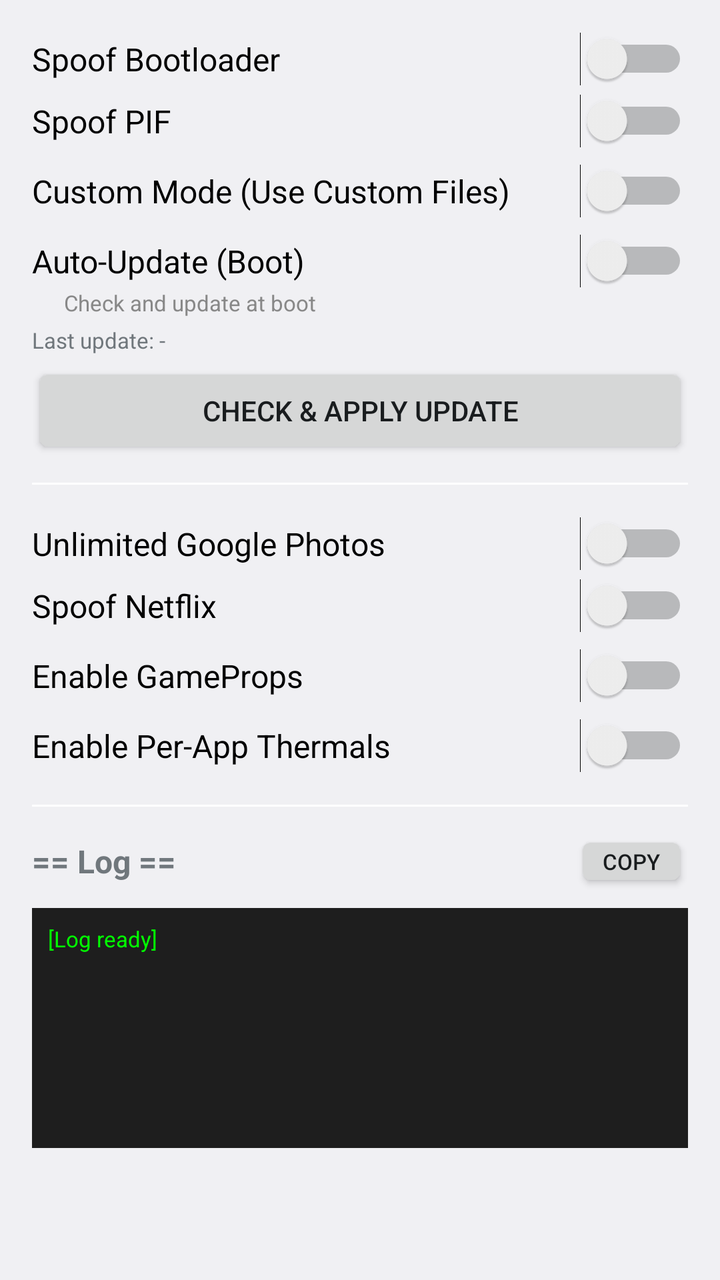
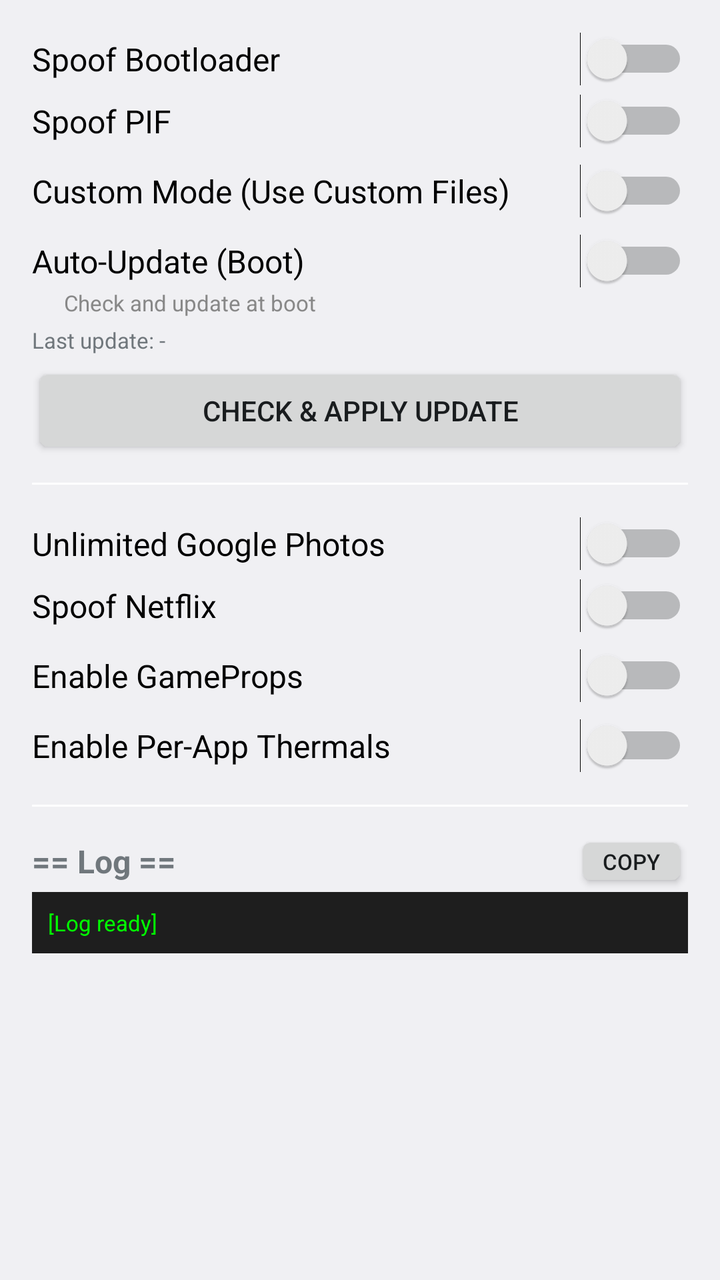

An Android layout rendered at two revisions. The XML below is the earlier revision; the diff shows what the commit changed to produce the second picture.
<!-- AndroidManifest.xml: application theme android:Theme.DeviceDefault.Settings -->
<!-- res/layout/activity_main.xml -->
<?xml version="1.0" encoding="utf-8"?>
<LinearLayout xmlns:android="http://schemas.android.com/apk/res/android"
    android:layout_width="match_parent"
    android:layout_height="match_parent"
    android:orientation="vertical"
    android:padding="16dp">

    <ScrollView
        android:layout_width="match_parent"
        android:layout_height="0dp"
        android:layout_weight="1"
        android:scrollbars="none">

        <LinearLayout
            android:layout_width="match_parent"
            android:layout_height="wrap_content"
            android:orientation="vertical">

            
            <Switch
                android:id="@+id/switchBootloader"
                android:layout_width="match_parent"
                android:layout_height="wrap_content"
                android:text="Spoof Bootloader"
                android:textSize="16sp" />

            
            <Switch
                android:id="@+id/switchPIF"
                android:layout_width="match_parent"
                android:layout_height="wrap_content"
                android:layout_marginTop="4dp"
                android:text="Spoof PIF"
                android:textSize="16sp" />

            
            <Switch
                android:id="@+id/switchFinsky"
                android:layout_width="match_parent"
                android:layout_height="wrap_content"
                android:layout_marginStart="16dp"
                android:layout_marginTop="4dp"
                android:text="Spoof Play Store Fingerprint"
                android:textSize="14sp"
                android:visibility="gone" />

            
            <Switch
                android:id="@+id/switchCustom"
                android:layout_width="match_parent"
                android:layout_height="wrap_content"
                android:layout_marginTop="8dp"
                android:text="Custom Mode (Use Custom Files)"
                android:textSize="16sp" />

            <LinearLayout
                android:id="@+id/panelCustom"
                android:layout_width="match_parent"
                android:layout_height="wrap_content"
                android:orientation="vertical"
                android:visibility="gone">

                <Button
                    android:id="@+id/btnPickKeybox"
                    android:layout_width="match_parent"
                    android:layout_height="wrap_content"
                    android:text="Pick Custom Keybox"
                    android:textSize="14sp" />

                <TextView
                    android:id="@+id/tvKeyboxLastApply"
                    android:layout_width="wrap_content"
                    android:layout_height="wrap_content"
                    android:text="Last apply: -"
                    android:textSize="11sp" />

                <Button
                    android:id="@+id/btnPickPIF"
                    android:layout_width="match_parent"
                    android:layout_height="wrap_content"
                    android:layout_marginTop="4dp"
                    android:text="Pick Custom PIF"
                    android:textSize="14sp" />

                <TextView
                    android:id="@+id/tvPifLastApply"
                    android:layout_width="wrap_content"
                    android:layout_height="wrap_content"
                    android:text="Last apply: -"
                    android:textSize="11sp" />

                <EditText
                    android:id="@+id/etPifEditor"
                    android:layout_width="match_parent"
                    android:layout_height="150dp"
                    android:layout_marginTop="4dp"
                    android:background="#1E1E1E"
                    android:fadeScrollbars="true"
                    android:gravity="top"
                    android:inputType="textMultiLine"
                    android:padding="8dp"
                    android:scrollbars="vertical"
                    android:textColor="#FFFFFF"
                    android:textSize="12sp" />

                <Button
                    android:id="@+id/btnApplyCustom"
                    android:layout_width="match_parent"
                    android:layout_height="wrap_content"
                    android:layout_marginTop="4dp"
                    android:text="Apply Custom PIF"
                    android:textSize="14sp" />
            </LinearLayout>

            
            <LinearLayout
                android:id="@+id/panelAutoUpdate"
                android:layout_width="match_parent"
                android:layout_height="wrap_content"
                android:layout_marginTop="8dp"
                android:orientation="vertical">

                <Switch
                    android:id="@+id/switchAutoUpdate"
                    android:layout_width="match_parent"
                    android:layout_height="wrap_content"
                    android:text="Auto-Update (Boot)"
                    android:textSize="16sp" />

                <TextView
                    android:id="@+id/tvAutoUpdateInfo"
                    android:layout_width="wrap_content"
                    android:layout_height="wrap_content"
                    android:layout_marginStart="16dp"
                    android:text="Check and update at boot"
                    android:textSize="11sp"
                    android:textColor="#888888" />
            </LinearLayout>

            
            <TextView
                android:id="@+id/tvLastUpdate"
                android:layout_width="wrap_content"
                android:layout_height="wrap_content"
                android:layout_marginTop="4dp"
                android:text="Last update: -"
                android:textSize="11sp" />

            
            <Button
                android:id="@+id/btnCheckUpdate"
                android:layout_width="match_parent"
                android:layout_height="wrap_content"
                android:layout_marginTop="4dp"
                android:text="Check &amp; Apply Update"
                android:textSize="14sp" />

            
            <View
                android:layout_width="match_parent"
                android:layout_height="1dp"
                android:layout_marginTop="12dp"
                android:layout_marginBottom="8dp"
                android:background="#FFFFFF" />

            
            <Switch
                android:id="@+id/switchGPhotos"
                android:layout_width="match_parent"
                android:layout_height="wrap_content"
                android:layout_marginTop="8dp"
                android:text="Unlimited Google Photos"
                android:textSize="16sp" />

            
            <Switch
                android:id="@+id/switchNetflix"
                android:layout_width="match_parent"
                android:layout_height="wrap_content"
                android:layout_marginTop="4dp"
                android:text="Spoof Netflix"
                android:textSize="16sp" />

            
            <Switch
                android:id="@+id/switchGameProps"
                android:layout_width="match_parent"
                android:layout_height="wrap_content"
                android:layout_marginTop="8dp"
                android:text="Enable GameProps"
                android:textSize="16sp" />

            <LinearLayout
                android:id="@+id/panelGamePropsBtn"
                android:layout_width="match_parent"
                android:layout_height="wrap_content"
                android:layout_marginTop="4dp"
                android:orientation="horizontal"
                android:visibility="gone">

                <Button
                    android:id="@+id/btnGameProps"
                    android:layout_width="0dp"
                    android:layout_height="wrap_content"
                    android:layout_weight="1"
                    android:text="Edit App Config"
                    android:textSize="13sp" />

                <Button
                    android:id="@+id/btnDevices"
                    android:layout_width="0dp"
                    android:layout_height="wrap_content"
                    android:layout_weight="1"
                    android:text="Devices"
                    android:textSize="13sp" />

                <Button
                    android:id="@+id/btnResetGameProps"
                    android:layout_width="0dp"
                    android:layout_height="wrap_content"
                    android:layout_weight="1"
                    android:text="Reset"
                    android:textSize="13sp" />
            </LinearLayout>

            
            <Switch
                android:id="@+id/switchThermals"
                android:layout_width="match_parent"
                android:layout_height="wrap_content"
                android:layout_marginTop="8dp"
                android:text="Enable Per-App Thermals"
                android:textSize="16sp" />

            <LinearLayout
                android:id="@+id/panelThermalsBtn"
                android:layout_width="match_parent"
                android:layout_height="wrap_content"
                android:layout_marginTop="4dp"
                android:orientation="horizontal"
                android:visibility="gone">

                <Button
                    android:id="@+id/btnThermals"
                    android:layout_width="0dp"
                    android:layout_height="wrap_content"
                    android:layout_weight="1"
                    android:text="Edit Thermals"
                    android:textSize="13sp" />

                <Button
                    android:id="@+id/btnResetThermals"
                    android:layout_width="0dp"
                    android:layout_height="wrap_content"
                    android:layout_weight="1"
                    android:text="Reset"
                    android:textSize="13sp" />
            </LinearLayout>

            
            <View
                android:layout_width="match_parent"
                android:layout_height="1dp"
                android:layout_marginTop="16dp"
                android:layout_marginBottom="12dp"
                android:background="#FFFFFF" />

            
            <LinearLayout
                android:layout_width="match_parent"
                android:layout_height="wrap_content"
                android:gravity="center_vertical"
                android:orientation="horizontal">

                <TextView
                    android:layout_width="0dp"
                    android:layout_height="wrap_content"
                    android:layout_weight="1"
                    android:text="== Log =="
                    android:textSize="16sp"
                    android:textStyle="bold" />

                <Button
                    android:id="@+id/btnCopyLog"
                    style="?android:attr/buttonStyleSmall"
                    android:layout_width="wrap_content"
                    android:layout_height="wrap_content"
                    android:minWidth="0dp"
                    android:minHeight="0dp"
                    android:paddingLeft="14dp"
                    android:paddingTop="8dp"
                    android:paddingRight="14dp"
                    android:paddingBottom="8dp"
                    android:text="Copy"
                    android:textSize="11sp" />
            </LinearLayout>

            
<ScrollView
    android:layout_width="match_parent"
    android:layout_height="120dp"
    android:layout_marginTop="8dp"
    android:scrollbars="vertical"
    android:fillViewport="true">

    <TextView
        android:id="@+id/tvLog"
        android:layout_width="match_parent"
        android:layout_height="wrap_content"
        android:background="#1E1E1E"
        android:gravity="top"
        android:padding="8dp"
        android:text="[Log ready]"
        android:textColor="#00FF00"
        android:textSize="11sp" />

</ScrollView>

        </LinearLayout>
    </ScrollView>
</LinearLayout>
<!-- resources referenced by this layout -->
<resources>

</resources>

<!-- the commit's change to res/layout/activity_main.xml (unified diff, before → after) -->
@@ -295,14 +295,6 @@
                     android:textSize="11sp" />
             </LinearLayout>
 
-            
-<ScrollView
-    android:layout_width="match_parent"
-    android:layout_height="120dp"
-    android:layout_marginTop="8dp"
-    android:scrollbars="vertical"
-    android:fillViewport="true">
-
     <TextView
         android:id="@+id/tvLog"
         android:layout_width="match_parent"
@@ -314,8 +306,6 @@
         android:textColor="#00FF00"
         android:textSize="11sp" />
 
-</ScrollView>
-
         </LinearLayout>
     </ScrollView>
 </LinearLayout>
